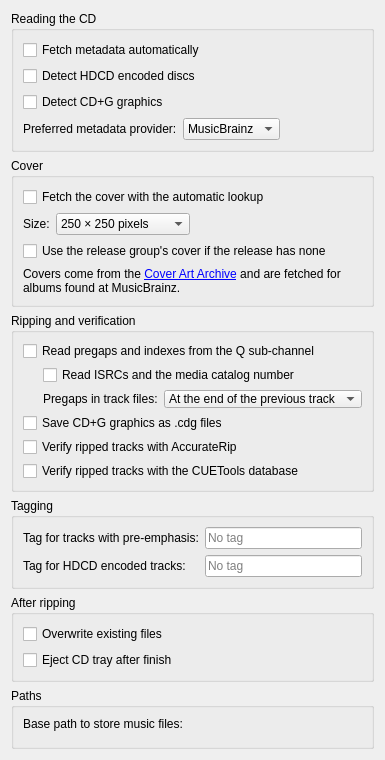
KDE/audex, file widgets/generalsettingswidgetUI.ui: the form before one commit.
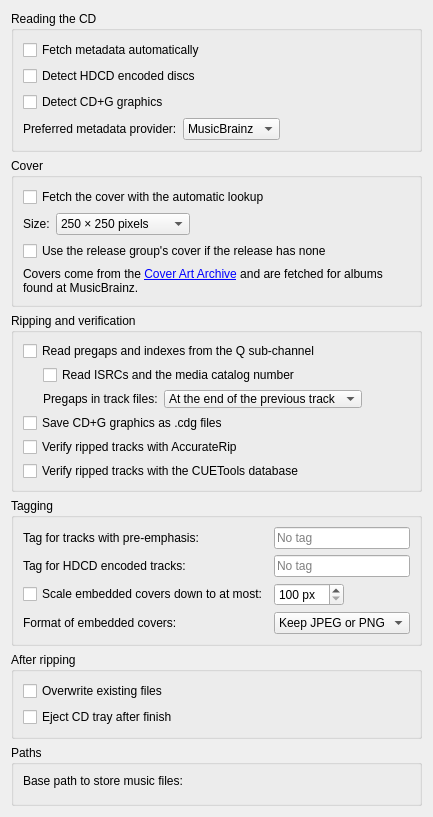
The form after the commit. Custom widgets are drawn as their Qt base class.

Commit message:
add settings for embedded covers
Size and format of embedded covers are set under tagging section
in the general settings.

What changed in the file:
```diff
--- a/widgets/generalsettingswidgetUI.ui
+++ b/widgets/generalsettingswidgetUI.ui
@@ -379,6 +379,98 @@
         </property>
        </widget>
       </item>
+      <item row="2" column="0">
+       <widget class="QCheckBox" name="kcfg_embedCoverScale">
+        <property name="toolTip">
+         <string>&lt;html&gt;&lt;head/&gt;&lt;body&gt;&lt;p&gt;Larger covers are scaled down before they are embedded into the music files. Many players and car radios cannot show large covers, and every file carries its own copy. The cover file of a profile is not affected.&lt;/p&gt;&lt;/body&gt;&lt;/html&gt;</string>
+        </property>
+        <property name="text">
+         <string>Scale embedded covers down to at most:</string>
+        </property>
+       </widget>
+      </item>
+      <item row="2" column="1">
+       <layout class="QHBoxLayout" name="horizontalLayout_embedCoverMaxSize">
+        <item>
+         <widget class="QSpinBox" name="kcfg_embedCoverMaxSize">
+          <property name="suffix">
+           <string> px</string>
+          </property>
+          <property name="minimum">
+           <number>100</number>
+          </property>
+          <property name="maximum">
+           <number>4000</number>
+          </property>
+          <property name="singleStep">
+           <number>100</number>
+          </property>
+         </widget>
+        </item>
+        <item>
+         <spacer name="horizontalSpacer_embedCoverMaxSize">
+          <property name="orientation">
+           <enum>Qt::Orientation::Horizontal</enum>
+          </property>
+          <property name="sizeHint" stdset="0">
+           <size>
+            <width>40</width>
+            <height>20</height>
+           </size>
+          </property>
+         </spacer>
+        </item>
+       </layout>
+      </item>
+      <item row="3" column="0">
+       <widget class="QLabel" name="label_embedCoverFormat">
+        <property name="text">
+         <string>Format of embedded covers:</string>
+        </property>
+        <property name="buddy">
+         <cstring>kcfg_embedCoverFormat</cstring>
+        </property>
+       </widget>
+      </item>
+      <item row="3" column="1">
+       <layout class="QHBoxLayout" name="horizontalLayout_embedCoverFormat">
+        <item>
+         <widget class="QComboBox" name="kcfg_embedCoverFormat">
+          <property name="toolTip">
+           <string>&lt;html&gt;&lt;head/&gt;&lt;body&gt;&lt;p&gt;JPEG keeps photos small, PNG is lossless but much larger for photos. &amp;quot;Keep JPEG or PNG&amp;quot; leaves a cover in the format it has; other formats become JPEG, or PNG if they are transparent.&lt;/p&gt;&lt;/body&gt;&lt;/html&gt;</string>
+          </property>
+          <item>
+           <property name="text">
+            <string>Keep JPEG or PNG</string>
+           </property>
+          </item>
+          <item>
+           <property name="text">
+            <string>JPEG</string>
+           </property>
+          </item>
+          <item>
+           <property name="text">
+            <string>PNG</string>
+           </property>
+          </item>
+         </widget>
+        </item>
+        <item>
+         <spacer name="horizontalSpacer_embedCoverFormat">
+          <property name="orientation">
+           <enum>Qt::Orientation::Horizontal</enum>
+          </property>
+          <property name="sizeHint" stdset="0">
+           <size>
+            <width>40</width>
+            <height>20</height>
+           </size>
+          </property>
+         </spacer>
+        </item>
+       </layout>
+      </item>
      </layout>
     </widget>
    </item>
```
The commit also changes 9 other files.
